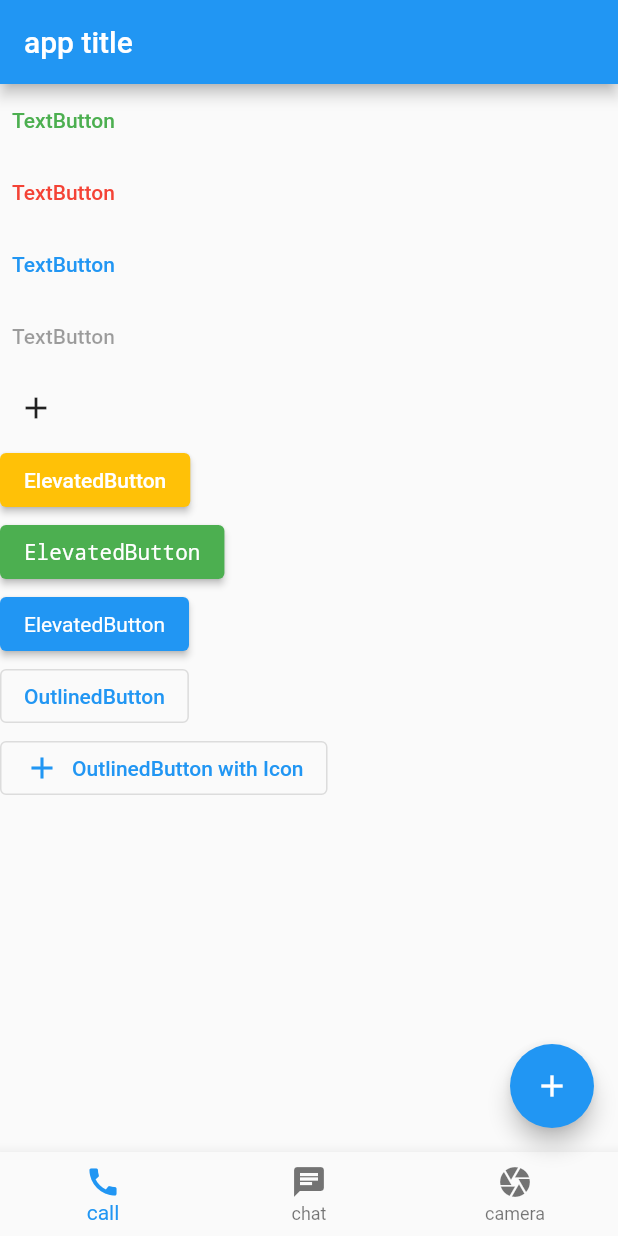
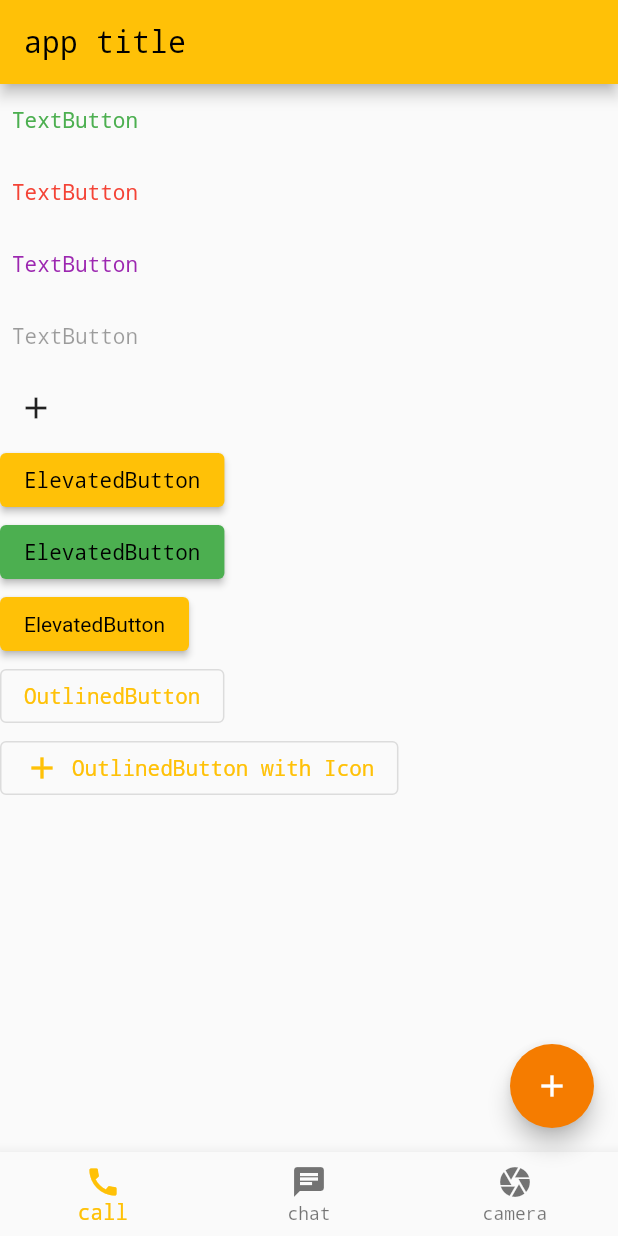
Before and after one commit to netTrek-Flutter/swr-flutter-2, a Flutter app: the screen it shows after launch, on a phone screen of 412 x 824 dp. Run offline on Flutter 3.47's test engine with Material 2 defaults, Android fonts, the phone set to English and light mode, and no system bars.

Commit message:
Buttons and Styles - part 2

```diff
--- a/lib/main/my_app.dart
+++ b/lib/main/my_app.dart
@@ -48,6 +48,34 @@ final ThemeData myTheme = ThemeData(
   ),
 );
 
+final ThemeData myThemeWithButton = ThemeData(
+  colorScheme: const ColorScheme.light(
+    primary: Colors.amber,
+    secondary: Colors.orange,
+    onPrimary: Colors.black,
+    // background: Colors.grey,
+  ),
+  fontFamily: 'Monospace',
+  textTheme: const TextTheme(
+    bodyText2: TextStyle(
+      color: Colors.green,
+    ),
+  ),
+  textButtonTheme: TextButtonThemeData(
+    style: TextButton.styleFrom(primary: Colors.purple),
+  ),
+  floatingActionButtonTheme: FloatingActionButtonThemeData(
+    backgroundColor: Colors.orange.shade700, // dunkler
+    foregroundColor:
+        Colors.white, // Farbe mit der auf den Hintergrund gezeichnet wird
+    splashColor: Colors.red.shade100, // Farbeffekt beim Tappen
+    extendedTextStyle: const TextStyle(
+      // farbe eines Labels - falls benutz
+      color: Colors.white,
+    ),
+  ),
+);
+
 class MyApp extends StatelessWidget {
   final Widget body;
   const MyApp({
@@ -65,6 +93,7 @@ class MyApp extends StatelessWidget {
       // themeMode: ThemeMode.system, // default
       // themeMode: ThemeMode.light,
       // themeMode: ThemeMode.dark,
+      theme: myThemeWithButton,
       home: MyHome(
         body: body,
       ),
```
